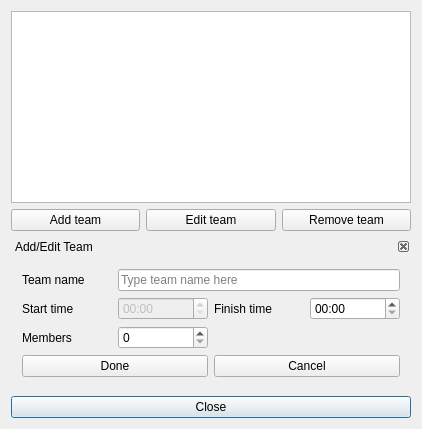
FrankMamuda/ketoevent, file gui_teamedit.ui: the form before one commit.
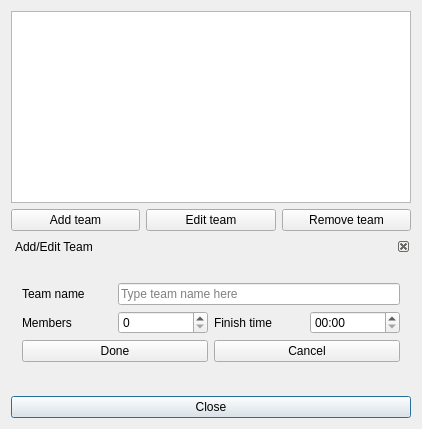
The form after the commit. Icons and pictures are not drawn.

What changed in the file:
```diff
--- a/gui_teamedit.ui
+++ b/gui_teamedit.ui
@@ -101,13 +101,6 @@
            </property>
           </widget>
          </item>
-         <item row="2" column="0">
-          <widget class="QLabel" name="teamMembersLabel">
-           <property name="text">
-            <string>Members</string>
-           </property>
-          </widget>
-         </item>
          <item row="1" column="2">
           <widget class="QLabel" name="finishTimeLabel">
            <property name="text">
@@ -115,26 +108,6 @@
            </property>
           </widget>
          </item>
-         <item row="2" column="1">
-          <widget class="QSpinBox" name="teamMembersEdit"/>
-         </item>
-         <item row="1" column="1">
-          <widget class="QTimeEdit" name="startTimeEdit">
-           <property name="enabled">
-            <bool>false</bool>
-           </property>
-           <property name="displayFormat">
-            <string>HH:mm</string>
-           </property>
-          </widget>
-         </item>
-         <item row="1" column="0">
-          <widget class="QLabel" name="startTimeLabel">
-           <property name="text">
-            <string>Start time</string>
-           </property>
-          </widget>
-         </item>
          <item row="3" column="0" colspan="2">
           <widget class="QPushButton" name="doneButton">
            <property name="text">
@@ -157,6 +130,20 @@
            </property>
           </widget>
          </item>
+         <item row="1" column="0">
+          <widget class="QLabel" name="teamMembersLabel">
+           <property name="text">
+            <string>Members</string>
+           </property>
+          </widget>
+         </item>
+         <item row="1" column="1">
+          <widget class="QSpinBox" name="teamMembersEdit">
+           <property name="toolTip">
+            <string>Change number of team members</string>
+           </property>
+          </widget>
+         </item>
         </layout>
        </item>
       </layout>
```
Left out of the diff: 27 changed lines with no effect on the pictures.
